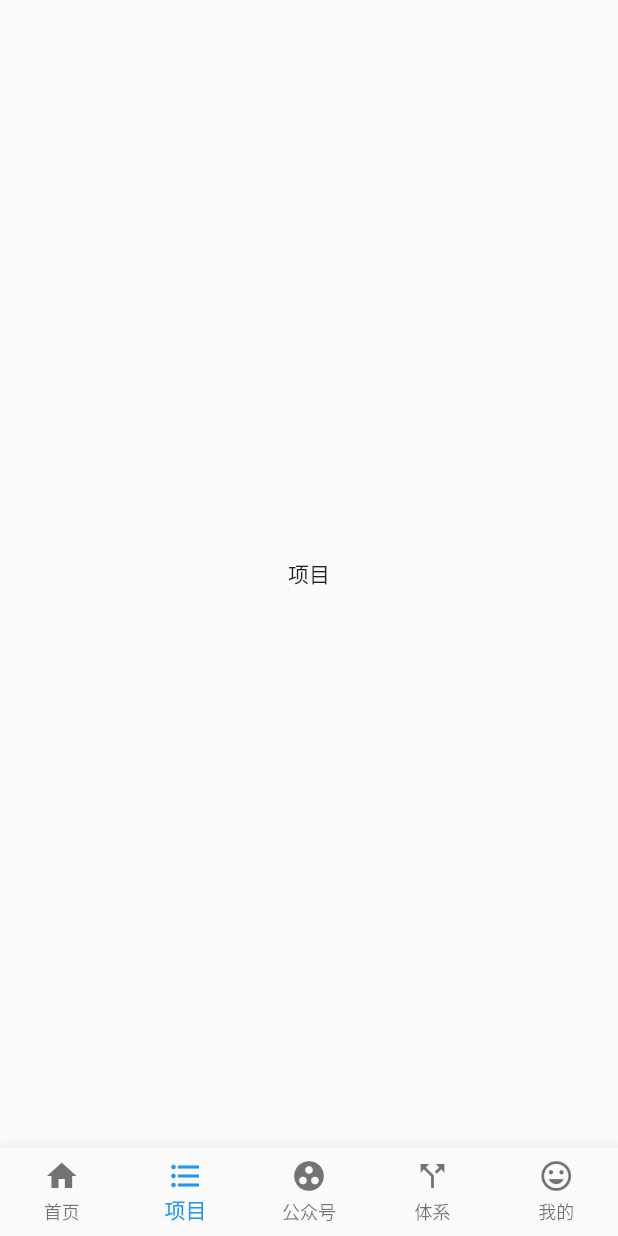
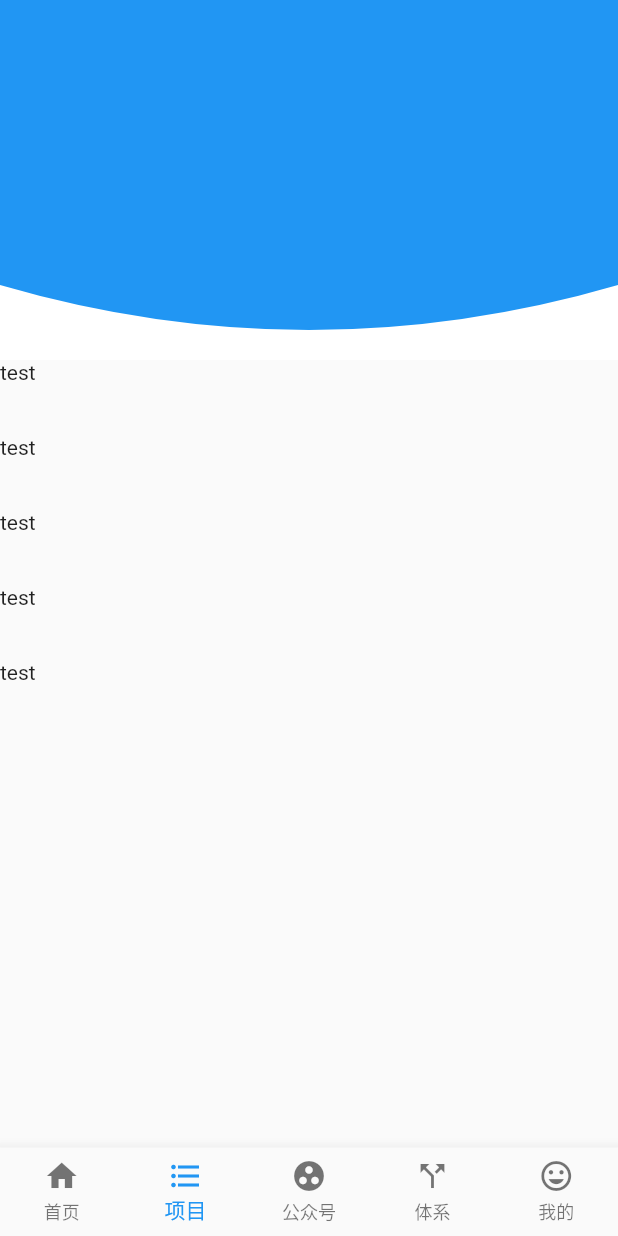
Before and after one commit to Western-parotia/FlutterLadder, a Flutter app: the screen it shows after launch, swiped to page 2, on a phone screen of 412 x 824 dp. Run offline on Flutter 3.47's test engine with Material 2 defaults, Android fonts, the phone set to English and light mode, and no system bars; our stand-ins replace cached_network_image, card_swiper, dio, logger, pull_to_refresh; network calls fail.

Commit message:
add 项目模块登录添加圆弧样例

```diff
--- a/lib/modules/project/project_page.dart
+++ b/lib/modules/project/project_page.dart
@@ -1,4 +1,4 @@
-import 'package:flutter/cupertino.dart';
+import 'package:flutter/material.dart';
 
 class ProjectPage extends StatefulWidget {
   const ProjectPage({Key? key}) : super(key: key);
@@ -10,8 +10,84 @@ class ProjectPage extends StatefulWidget {
 class _ProjectPageState extends State<ProjectPage> {
   @override
   Widget build(BuildContext context) {
-    return const Center(
-      child: Text('项目'),
+    return Scaffold(
+      resizeToAvoidBottomInset: false,
+      body: CustomScrollView(
+        physics: const BouncingScrollPhysics(
+            parent: AlwaysScrollableScrollPhysics()),
+        slivers: <Widget>[
+          SliverAppBar(
+              backgroundColor: Colors.white,
+              expandedHeight: 240,
+              pinned: false,
+              flexibleSpace: _HeaderWidget()),
+          SliverList(
+            delegate: SliverChildListDelegate(_menus()),
+          ),
+        ],
+      ),
     );
   }
 }
+
+class _HeaderWidget extends StatelessWidget {
+  @override
+  Widget build(BuildContext context) {
+    return ClipPath(
+      clipper: BottomClipper(),
+      child: Container(
+        color: Colors.blue,
+        padding: const EdgeInsets.only(top: 40),
+      ),
+    );
+  }
+}
+
+List<Widget> _menus() {
+  final lws = <Widget>[];
+  for (int i = 0; i < 5; i++) {
+    lws.add(Container(height: 50, child: const Text('test')));
+  }
+  return lws;
+}
+
+class BottomClipper extends CustomClipper<Path> {
+  @override
+  Path getClip(Size size) {
+    var path = Path();
+    // (1)根据坐标点绘制,size包含了子组件宽高
+    // (2)若不是被贝塞尔曲线，依次直线相连lineTo设置的坐标路径剪裁
+    // (3)若使用了贝塞尔曲线，则贝塞尔曲线的首尾点的前后的点先连也是贝塞尔曲线
+    // 贝塞尔绘制弧线
+    path.lineTo(0, 0);
+    path.lineTo(0, size.height - 50);
+    // 贝塞尔曲线的两个坐标，根据高低通过弧线相连
+    var firstPoint = Offset(size.width / 2, size.height + 10);
+    var endPoint = Offset(size.width, size.height - 50);
+    // 绘制贝塞尔曲线
+    path.quadraticBezierTo(
+        firstPoint.dx, firstPoint.dy, endPoint.dx, endPoint.dy);
+    path.lineTo(size.width, 0);
+    /*
+    // 贝塞尔绘制波浪线
+    path.lineTo(0,0);
+    path.lineTo(0,size.height-40);
+    // 波浪线需要四个贝塞尔坐标，分别在1/4、1/2.25，3/4，1处设置，会根据高低弧线相连
+    var firstPoint=Offset(size.width/4,size.height);
+    var secondPoint=Offset(size.width/2.25,size.height-30);
+    path.quadraticBezierTo(firstPoint.dx, firstPoint.dy, secondPoint.dx, secondPoint.dy);
+    var thirdPoint = Offset(size.width / 4 * 3, size.height - 90);
+    var fourthPoint = Offset(size.width, size.height - 40);
+    path.quadraticBezierTo(
+        thirdPoint.dx, thirdPoint.dy, fourthPoint.dx, fourthPoint.dy);
+    path.lineTo(size.width, 0);
+    * */
+    return path;
+  }
+
+  @override
+  bool shouldReclip(CustomClipper<Path> oldClipper) {
+    // TODO: implement shouldReclip
+    return false;
+  }
+}
```
